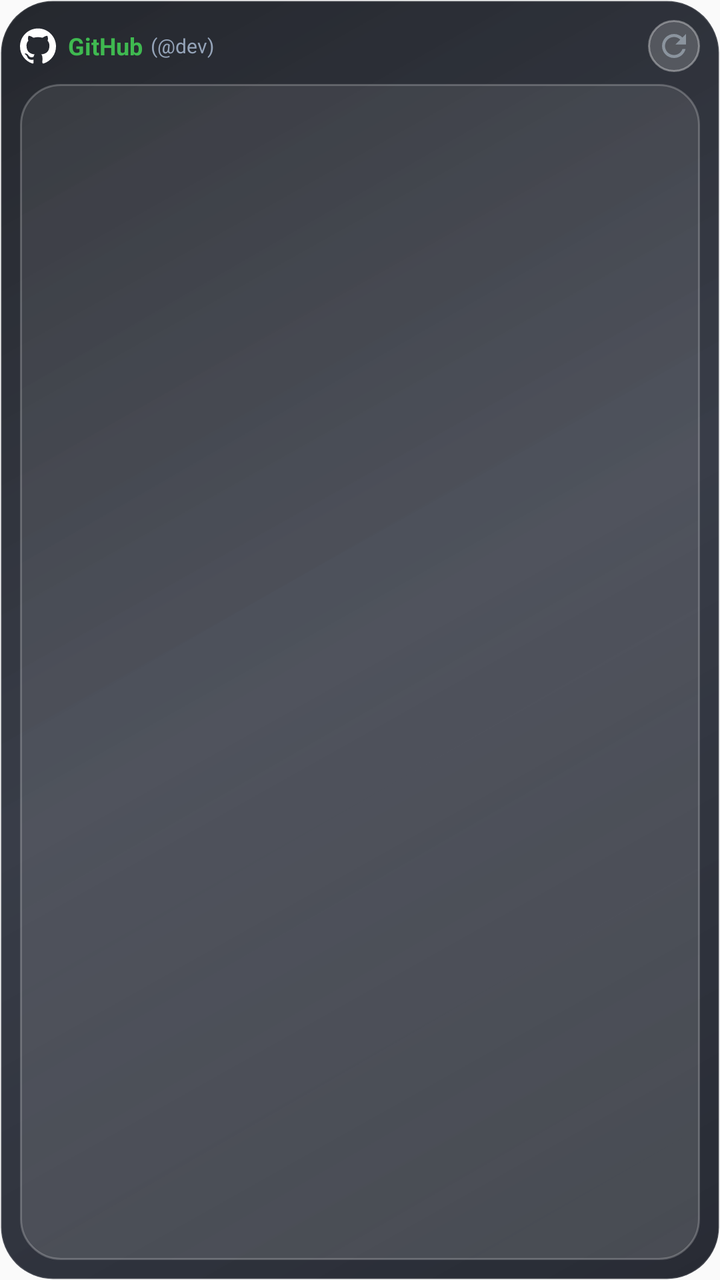
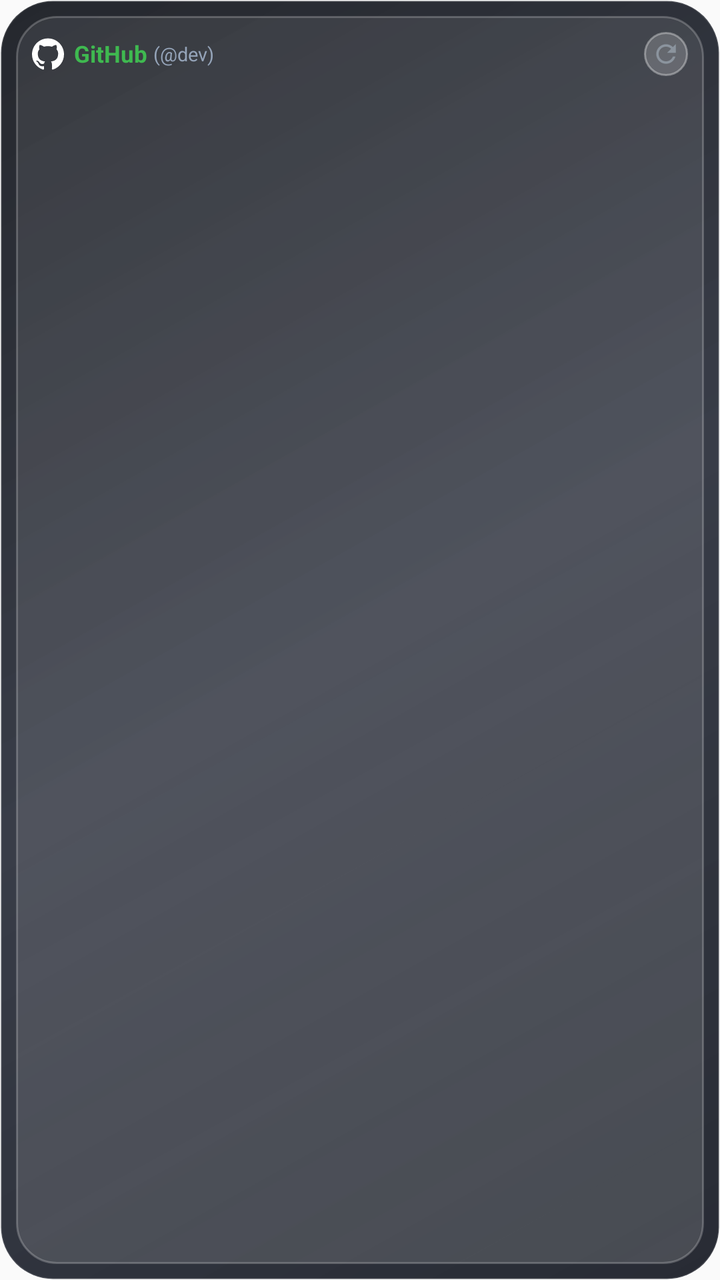

An Android layout rendered at two revisions. The XML below is the earlier revision; the diff shows what the commit changed to produce the second picture.
<!-- AndroidManifest.xml: application theme Theme.DevWidgets -->
<!-- res/layout/widget_github_circle.xml -->
<?xml version="1.0" encoding="utf-8"?>
<FrameLayout xmlns:android="http://schemas.android.com/apk/res/android"
    android:layout_width="match_parent"
    android:layout_height="match_parent">

    <ImageView
        android:id="@+id/iv_widget_wallpaper_bg"
        android:layout_width="match_parent"
        android:layout_height="match_parent"
        android:scaleType="centerCrop"
        android:visibility="gone" />

    <ImageView
        android:id="@+id/v_widget_wallpaper_scrim"
        android:layout_width="match_parent"
        android:layout_height="match_parent"
        android:background="#80000000"
        android:visibility="gone" />

    <LinearLayout
        android:id="@+id/widget_root"
        android:layout_width="match_parent"
        android:layout_height="match_parent"
        android:orientation="vertical"
        android:background="@drawable/widget_glass_chassis"
        android:padding="10dp">

        
        <RelativeLayout
            android:layout_width="match_parent"
            android:layout_height="wrap_content"
            android:layout_marginBottom="6dp">

            <LinearLayout
                android:id="@+id/header_right_wrap"
                android:layout_width="wrap_content"
                android:layout_height="wrap_content"
                android:orientation="horizontal"
                android:gravity="center_vertical"
                android:layout_alignParentEnd="true"
                android:layout_centerVertical="true">

                <ImageView
                    android:id="@+id/btn_refresh"
                    android:layout_width="26dp"
                    android:layout_height="26dp"
                    android:background="@drawable/widget_icon_button_glass"
                    android:padding="4dp"
                    android:src="@drawable/ic_refresh"
                    android:contentDescription="Refresh" />
            </LinearLayout>

            <LinearLayout
                android:layout_width="wrap_content"
                android:layout_height="wrap_content"
                android:orientation="horizontal"
                android:gravity="center_vertical"
                android:layout_alignParentStart="true"
                android:layout_toStartOf="@id/header_right_wrap"
                android:layout_centerVertical="true">

                <ImageView
                    android:id="@+id/iv_gh_brand_logo"
                    android:layout_width="18dp"
                    android:layout_height="18dp"
                    android:src="@drawable/ic_github_logo"
                    android:layout_marginEnd="6dp"
                    android:contentDescription="GitHub Logo" />

                <TextView
                    android:id="@+id/tv_gh_title"
                    android:layout_width="wrap_content"
                    android:layout_height="wrap_content"
                    android:text="GitHub"
                    android:textColor="#3FB950"
                    android:textSize="12sp"
                    android:textStyle="bold"
                    android:singleLine="true" />

                <TextView
                    android:id="@+id/tv_gh_user_tag"
                    android:layout_width="wrap_content"
                    android:layout_height="wrap_content"
                    android:layout_marginStart="4dp"
                    android:text="(@dev)"
                    android:textColor="#94A3B8"
                    android:textSize="10sp"
                    android:singleLine="true"
                    android:ellipsize="end" />
            </LinearLayout>
        </RelativeLayout>

        
        <LinearLayout
            android:id="@+id/section_github"
            android:layout_width="match_parent"
            android:layout_height="0dp"
            android:layout_weight="1"
            android:orientation="vertical"
            android:background="@drawable/widget_glass_card"
            android:padding="6dp"
            android:gravity="center">

            <ImageView
                android:id="@+id/iv_github_typemap"
                android:layout_width="match_parent"
                android:layout_height="match_parent"
                android:scaleType="fitCenter"
                android:contentDescription="GitHub Contribution Circle" />
        </LinearLayout>
    </LinearLayout>
</FrameLayout>
<!-- resources referenced by this layout -->
<resources>
  <!-- drawable ic_github_logo (drawable) -->
  <vector xmlns:android="http://schemas.android.com/apk/res/android"
      android:width="20dp"
      android:height="20dp"
      android:viewportWidth="24"
      android:viewportHeight="24">
      
      <path
          android:fillColor="#FFFFFF"
          android:pathData="M12,0.297c-6.63,0 -12,5.373 -12,12 0,5.303 3.438,9.8 8.205,11.385.6,0.113 0.82,-0.258 0.82,-0.577 0,-0.285 -0.01,-1.04 -0.015,-2.04 -3.338,0.724 -4.042,-1.61 -4.042,-1.61C4.422,18.07 3.633,17.7 3.633,17.7c-1.087,-0.744 0.084,-0.729 0.084,-0.729 1.205,0.084 1.838,1.236 1.838,1.236 1.07,1.835 2.809,1.305 3.495,0.998.108,-0.776 0.417,-1.305 0.76,-1.605 -2.665,-0.3 -5.466,-1.332 -5.466,-5.93 0,-1.31 0.465,-2.38 1.235,-3.22 -0.135,-0.303 -0.54,-1.523 0.105,-3.176 0,0 1.005,-0.322 3.3,1.23.96,-0.267 1.98,-0.399 3,-0.405 1.02,0.006 2.04,0.138 3,0.405 2.28,-1.552 3.285,-1.23 3.285,-1.23.645,1.653 0.24,2.873 0.12,3.176.765,0.84 1.23,1.91 1.23,3.22 0,4.61 -2.805,5.625 -5.475,5.92.42,0.36 0.81,1.096 0.81,2.22 0,1.606 -0.015,2.896 -0.015,3.286 0,0.315 0.21,0.69 0.825,0.57C20.565,22.092 24,17.592 24,12.297c0,-6.627 -5.373,-12 -12,-12z" />
  </vector>
  <!-- drawable ic_refresh (drawable) -->
  <vector xmlns:android="http://schemas.android.com/apk/res/android"
      android:width="20dp"
      android:height="20dp"
      android:viewportWidth="24"
      android:viewportHeight="24">
    <path
        android:fillColor="#8B949E"
        android:pathData="M17.65,6.35C16.2,4.9 14.21,4 12,4c-4.42,0 -7.99,3.58 -7.99,8s3.57,8 7.99,8c3.73,0 6.84,-2.55 7.73,-6h-2.08c-0.82,2.33 -3.04,4 -5.65,4 -3.31,0 -6,-2.69 -6,-6s2.69,-6 6,-6c1.66,0 3.14,0.69 4.22,1.78L13,11h7V4l-2.35,2.35z"/>
  </vector>
  <!-- drawable widget_glass_card (drawable) -->
  <?xml version="1.0" encoding="utf-8"?>
  <shape xmlns:android="http://schemas.android.com/apk/res/android"
      android:shape="rectangle">
      
      <gradient
          android:angle="135"
          android:startColor="#26FFFFFF"
          android:endColor="#14FFFFFF" />
      <corners android:radius="20dp" />
      <stroke
          android:width="1dp"
          android:color="#38FFFFFF" />
  </shape>
  <!-- drawable widget_glass_chassis (drawable) -->
  <?xml version="1.0" encoding="utf-8"?>
  <shape xmlns:android="http://schemas.android.com/apk/res/android"
      android:shape="rectangle">
      
      <gradient
          android:angle="135"
          android:startColor="#E610141E"
          android:centerColor="#D9161B28"
          android:endColor="#E60D1017" />
      <corners android:radius="26dp" />
      <stroke
          android:width="1dp"
          android:color="#20FFFFFF" />
  </shape>
  <!-- drawable widget_icon_button_glass (drawable) -->
  <?xml version="1.0" encoding="utf-8"?>
  <shape xmlns:android="http://schemas.android.com/apk/res/android"
      android:shape="oval">
      
      <solid android:color="#2EFFFFFF" />
      <stroke
          android:width="1dp"
          android:color="#59FFFFFF" />
  </shape>
  <style name="Theme.DevWidgets" parent="android:Theme.Material.Light.NoActionBar" />
</resources>

<!-- the commit's change to res/layout/widget_github_circle.xml (unified diff, before → after) -->
@@ -23,88 +23,88 @@
         android:layout_height="match_parent"
         android:orientation="vertical"
         android:background="@drawable/widget_glass_chassis"
-        android:padding="10dp">
-
-        
-        <RelativeLayout
-            android:layout_width="match_parent"
-            android:layout_height="wrap_content"
-            android:layout_marginBottom="6dp">
-
-            <LinearLayout
-                android:id="@+id/header_right_wrap"
-                android:layout_width="wrap_content"
-                android:layout_height="wrap_content"
-                android:orientation="horizontal"
-                android:gravity="center_vertical"
-                android:layout_alignParentEnd="true"
-                android:layout_centerVertical="true">
-
-                <ImageView
-                    android:id="@+id/btn_refresh"
-                    android:layout_width="26dp"
-                    android:layout_height="26dp"
-                    android:background="@drawable/widget_icon_button_glass"
-                    android:padding="4dp"
-                    android:src="@drawable/ic_refresh"
-                    android:contentDescription="Refresh" />
-            </LinearLayout>
-
-            <LinearLayout
-                android:layout_width="wrap_content"
-                android:layout_height="wrap_content"
-                android:orientation="horizontal"
-                android:gravity="center_vertical"
-                android:layout_alignParentStart="true"
-                android:layout_toStartOf="@id/header_right_wrap"
-                android:layout_centerVertical="true">
-
-                <ImageView
-                    android:id="@+id/iv_gh_brand_logo"
-                    android:layout_width="18dp"
-                    android:layout_height="18dp"
-                    android:src="@drawable/ic_github_logo"
-                    android:layout_marginEnd="6dp"
-                    android:contentDescription="GitHub Logo" />
-
-                <TextView
-                    android:id="@+id/tv_gh_title"
-                    android:layout_width="wrap_content"
-                    android:layout_height="wrap_content"
-                    android:text="GitHub"
-                    android:textColor="#3FB950"
-                    android:textSize="12sp"
-                    android:textStyle="bold"
-                    android:singleLine="true" />
-
-                <TextView
-                    android:id="@+id/tv_gh_user_tag"
-                    android:layout_width="wrap_content"
-                    android:layout_height="wrap_content"
-                    android:layout_marginStart="4dp"
-                    android:text="(@dev)"
-                    android:textColor="#94A3B8"
-                    android:textSize="10sp"
-                    android:singleLine="true"
-                    android:ellipsize="end" />
-            </LinearLayout>
-        </RelativeLayout>
+        android:padding="8dp">
 
         
         <LinearLayout
             android:id="@+id/section_github"
             android:layout_width="match_parent"
-            android:layout_height="0dp"
-            android:layout_weight="1"
+            android:layout_height="match_parent"
             android:orientation="vertical"
             android:background="@drawable/widget_glass_card"
-            android:padding="6dp"
-            android:gravity="center">
+            android:padding="8dp">
 
+            
+            <RelativeLayout
+                android:layout_width="match_parent"
+                android:layout_height="wrap_content"
+                android:layout_marginBottom="4dp">
+
+                <LinearLayout
+                    android:id="@+id/header_right_wrap"
+                    android:layout_width="wrap_content"
+                    android:layout_height="wrap_content"
+                    android:orientation="horizontal"
+                    android:gravity="center_vertical"
+                    android:layout_alignParentEnd="true"
+                    android:layout_centerVertical="true">
+
+                    <ImageView
+                        android:id="@+id/btn_refresh"
+                        android:layout_width="22dp"
+                        android:layout_height="22dp"
+                        android:background="@drawable/widget_icon_button_glass"
+                        android:padding="3.5dp"
+                        android:src="@drawable/ic_refresh"
+                        android:contentDescription="Refresh" />
+                </LinearLayout>
+
+                <LinearLayout
+                    android:layout_width="wrap_content"
+                    android:layout_height="wrap_content"
+                    android:orientation="horizontal"
+                    android:gravity="center_vertical"
+                    android:layout_alignParentStart="true"
+                    android:layout_toStartOf="@id/header_right_wrap"
+                    android:layout_centerVertical="true">
+
+                    <ImageView
+                        android:id="@+id/iv_gh_brand_logo"
+                        android:layout_width="16dp"
+                        android:layout_height="16dp"
+                        android:src="@drawable/ic_github_logo"
+                        android:layout_marginEnd="5dp"
+                        android:contentDescription="GitHub Logo" />
+
+                    <TextView
+                        android:id="@+id/tv_gh_title"
+                        android:layout_width="wrap_content"
+                        android:layout_height="wrap_content"
+                        android:text="GitHub"
+                        android:textColor="#3FB950"
+                        android:textSize="11.5sp"
+                        android:textStyle="bold"
+                        android:singleLine="true" />
+
+                    <TextView
+                        android:id="@+id/tv_gh_user_tag"
+                        android:layout_width="wrap_content"
+                        android:layout_height="wrap_content"
+                        android:layout_marginStart="3dp"
+                        android:text="(@dev)"
+                        android:textColor="#94A3B8"
+                        android:textSize="9.5sp"
+                        android:singleLine="true"
+                        android:ellipsize="end" />
+                </LinearLayout>
+            </RelativeLayout>
+
+            
             <ImageView
                 android:id="@+id/iv_github_typemap"
                 android:layout_width="match_parent"
-                android:layout_height="match_parent"
+                android:layout_height="0dp"
+                android:layout_weight="1"
                 android:scaleType="fitCenter"
                 android:contentDescription="GitHub Contribution Circle" />
         </LinearLayout>
